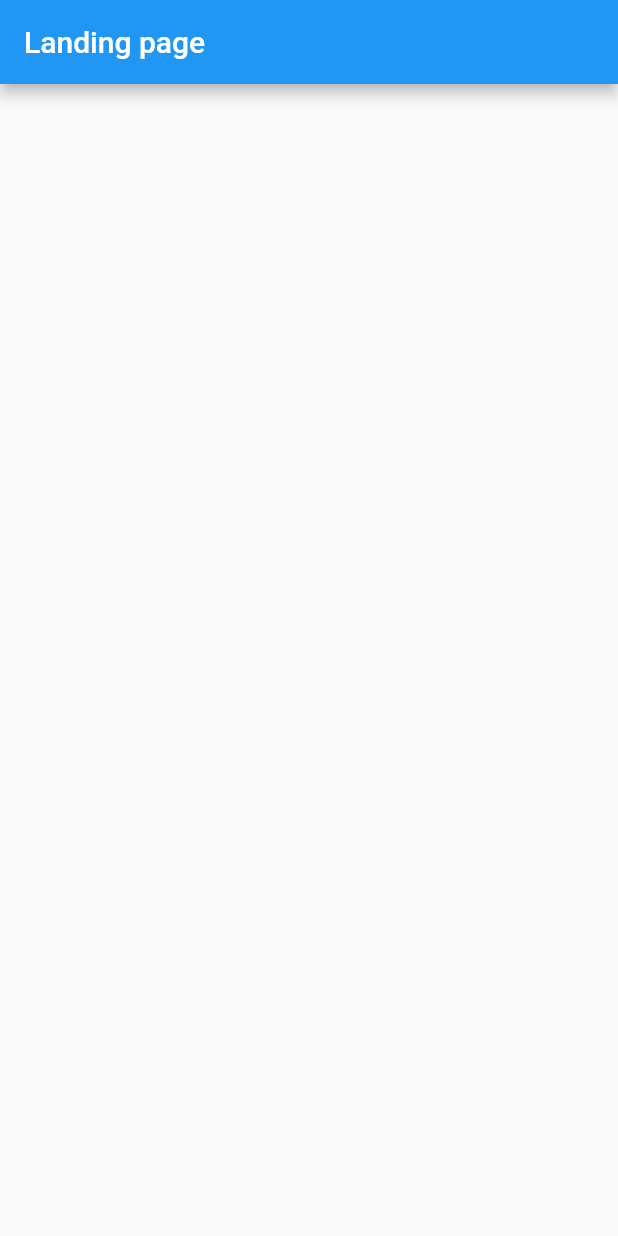
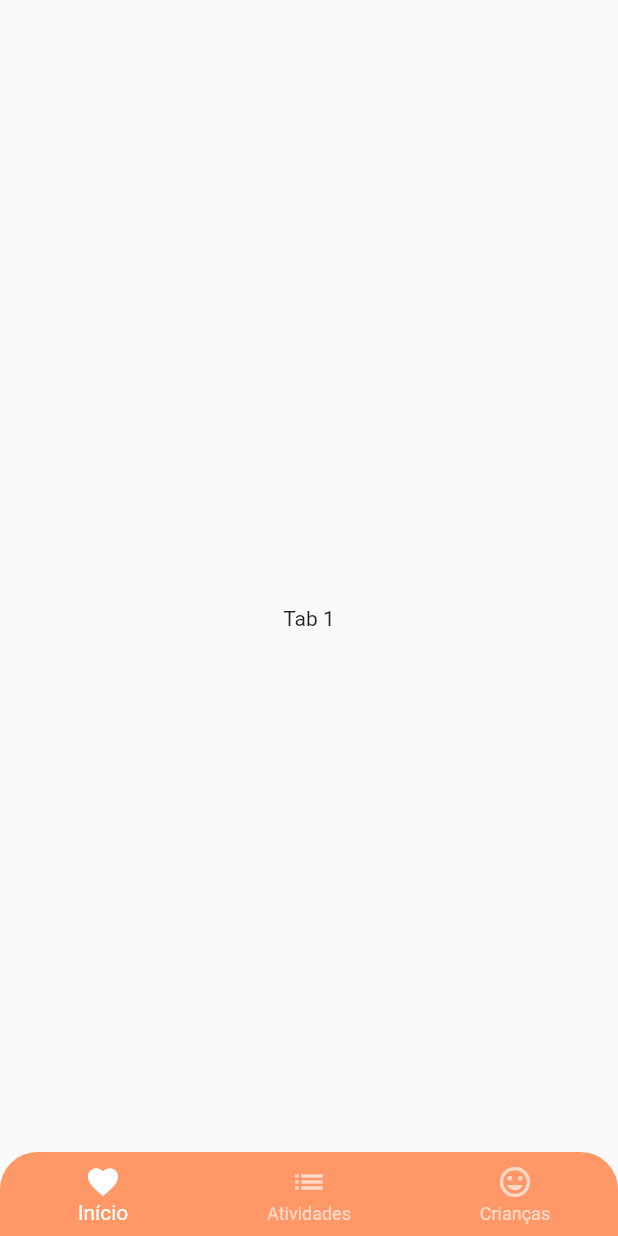
Before and after one commit to maira-o/flutter-ife, a Flutter app: the screen it shows after launch, on a phone screen of 412 x 824 dp. Run offline on Flutter 3.47's test engine with Material 2 defaults, Android fonts, the phone set to English and light mode, and no system bars; our stand-ins replace get, google_fonts, styled_widget; Roboto replaces fonts that are missing (Baloo Paaji).

Commit message:
Adding activities screen and child screen.

```diff
--- a/lib/app/modules/mainTab/main_tab_controller.dart
+++ b/lib/app/modules/teacher/mainTab/teacher_main_tab_controller.dart
@@ -1,8 +1,9 @@
 import 'package:flutter/material.dart';
-import 'package:gauge_iot/app/modules/home/home_page.dart';
+import 'package:gauge_iot/app/modules/teacher/activities/teacher_activity_page.dart';
+import 'package:gauge_iot/app/modules/teacher/children/teacher_children_page.dart';
 import 'package:get/get.dart';
 
-class MainTabController extends GetxController {
+class TeacherMainTabController extends GetxController {
   final _selectedIndex = 0.obs;
   get selectedIndex => this._selectedIndex.value;
   set selectedIndex(index) => this._selectedIndex.value = index;
@@ -10,8 +11,8 @@ class MainTabController extends GetxController {
   final List<Widget> pagesList = [
     Center(child: Text("Tab 1")),
 
-    Center(child: Text("Tab 2")),
+    TeacherActivityPage(),
 
-    Center(child: Text("Tab 3")),
+    TeacherChildrenPage(),
   ];
 }
--- /dev/null
+++ b/lib/app/modules/teacher/mainTab/teacher_main_tab_page.dart
@@ -0,0 +1,55 @@
+import 'package:flutter/material.dart';
+import 'package:gauge_iot/app/utils/constants.dart';
+import 'teacher_main_tab_controller.dart';
+import 'package:styled_widget/styled_widget.dart';
+import 'package:get/get.dart';
+
+class TeacherMainTabPage extends StatelessWidget {
+  final TeacherMainTabController controller = Get.put(TeacherMainTabController());
+
+  @override
+  Widget build(BuildContext context) {
+    return Scaffold(
+      extendBody: true,
+      body: _body(),
+      bottomNavigationBar: Obx(() => _bottomNaviagtionBar()),
+    );
+  }
+
+  _body() {
+    return Obx(() {
+        return IndexedStack(
+          index: controller.selectedIndex,
+          children: controller.pagesList);
+    });
+  }
+
+  _bottomNaviagtionBar() {
+    return ClipRRect(
+      borderRadius: BorderRadius.only(
+          topLeft: Radius.circular(25.0),
+          topRight: Radius.circular(25.0),
+        ),
+      child: BottomNavigationBar(
+        currentIndex: controller.selectedIndex,
+        onTap: _onTap,
+        backgroundColor: AppColors.primary,
+        selectedItemColor: Colors.white,
+        unselectedItemColor: AppColors.primary50,
+        elevation: 1,
+        items: [
+          BottomNavigationBarItem(
+            icon: Icon(Icons.favorite), label: "Início"),
+          BottomNavigationBarItem(
+            icon: Icon(Icons.list), label: "Atividades"),
+          BottomNavigationBarItem(
+              icon: Icon(Icons.tag_faces), label: "Crianças")
+        ]
+      ),
+    );
+  }
+
+  _onTap(int index) {
+    controller.selectedIndex = index;
+  }
+}
--- a/lib/app/utils/constants.dart
+++ b/lib/app/utils/constants.dart
@@ -1,17 +1,27 @@
 import 'package:flutter/material.dart';
 
-class Constants {
+class AppColors {
+  static Color primary = Color(0xFFFF9766);
+  static Color primary50 = Color(0xFFFFD9C8);
+  static Color primary100 = Color(0xFFFFAF89);
+  static Color primary300 = Color(0xFFFF8B55);
+  static Color primary400 = Color(0xFFFF8146);
+  static Color primary500 = Color(0xFFFF854C);
+  static Color primary600 = Color(0xFFFF7300);
+  static Color primary700 = Color(0xFFE18232);
+  static Color primary800 = Color(0xFFB35000);
+  static Color primary900 = Color(0xFFB34512);
 
-  // colors
-  static Color primary = Color(0xFF0B346A);
-  static Color secondary = Color(0xFF19519B);
-  static Color terciary = Color(0xFF4F88D2);
-  static Color greenCustom = Color(0xFF3ED15E);
-  static Color redCustom = Color(0xFFFF4848);
-  static Color dark = Color(0xFF232323);
-  static Color grey5 = Color(0xFF7E7E7E);
-  static Color grey4 = Color(0xFFA3A3A3);
-  static Color grey3 = Color(0xFFD4D4D4);
-  static Color grey2 = Color(0xFFF2F2F2);
+  static Color secondary = Color(0xFF03DAC5);
+  static Color secondary50 = Color(0xFFC8FFF4);
+  static Color secondary100 = Color(0xFF70EFDE);
+  static Color secondary300 = Color(0xFF00C4B4);
+  static Color secondary400 = Color(0xFF00B3A6);
+  static Color secondary500 = Color(0xFF01A299);
+  static Color secondary600 = Color(0xFF019592);
+  static Color secondary700 = Color(0xFF018786);
+  static Color secondary800 = Color(0xFF017374);
+  static Color secondary900 = Color(0xFF005457);
 
+  static Color OnSurface = Colors.black.withAlpha(153);
 }
--- a/lib/main.dart
+++ b/lib/main.dart
@@ -6,7 +6,7 @@ import 'package:get/get.dart';
 void main() {
   runApp(GetMaterialApp(
     debugShowCheckedModeBanner: false,
-    initialRoute: Routes.LANDING,
+    initialRoute: Routes.TEACHER_TAB,
     theme: appThemeData,
     defaultTransition: Transition.fade,
     getPages: AppPages.pages,
--- a/pubspec.yaml
+++ b/pubspec.yaml
@@ -30,6 +30,7 @@ dependencies:
   # Use with the CupertinoIcons class for iOS style icons.
   cupertino_icons: ^1.0.2
   styled_widget: ^0.4.0+3
+  google_fonts: ^2.1.0
 
 dev_dependencies:
   flutter_test:
```
Also changed, not shown: lib/app/modules/mainTab/main_tab_binding.dart (deleted, +0 -10 lines), lib/app/modules/mainTab/main_tab_page.dart (deleted, +0 -42 lines), lib/app/modules/teacher/activities/teacher_activity_binding.dart (added, +11 -0 lines), lib/app/modules/teacher/activities/teacher_activity_controller.dart (added, +7 -0 lines), lib/app/modules/teacher/activities/teacher_activity_page.dart (added, +79 -0 lines), lib/app/modules/teacher/children/addChildren/teacher_addChild_binding.dart (added, +11 -0 lines), lib/app/modules/teacher/children/addChildren/teacher_addChild_controller.dart (added, +7 -0 lines), lib/app/modules/teacher/children/addChildren/teacher_addChild_page.dart (added, +156 -0 lines), lib/app/modules/teacher/children/teacher_children_binding.dart (added, +11 -0 lines), lib/app/modules/teacher/children/teacher_children_controller.dart (added, +7 -0 lines), lib/app/modules/teacher/children/teacher_children_page.dart (added, +80 -0 lines), lib/app/modules/teacher/mainTab/teacher_main_tab_binding.dart (added, +11 -0 lines), lib/app/routes/app_pages.dart (+33 -5 lines), lib/app/routes/app_routes.dart (+11 -2 lines), 1 more files, 7 other files.
